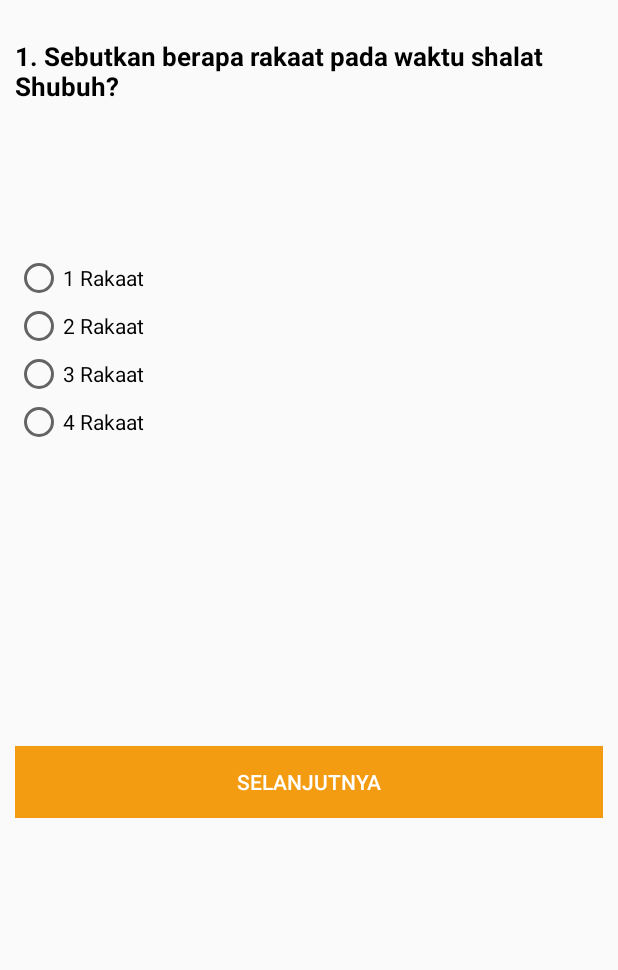
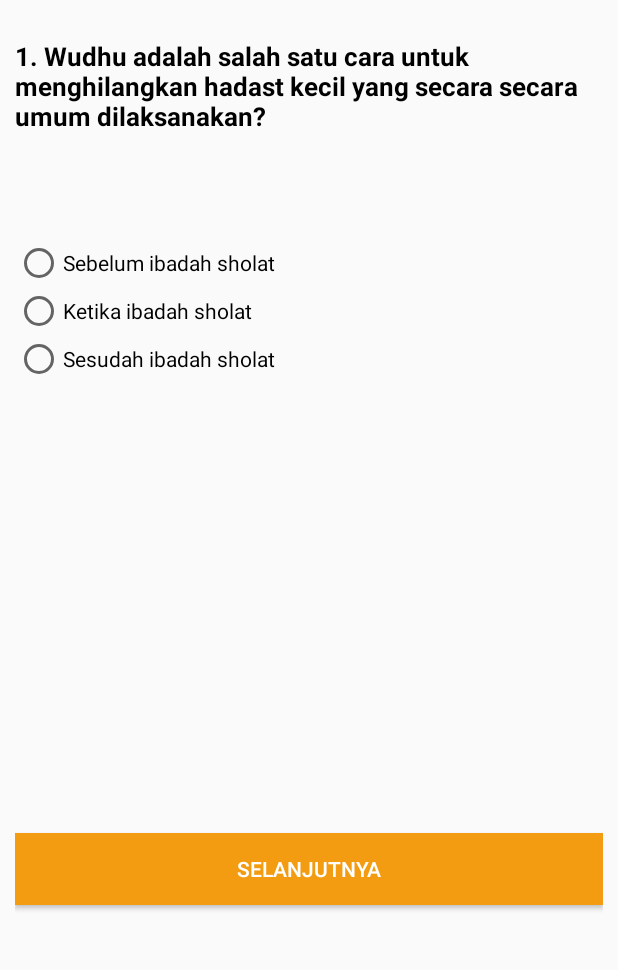
Before and after one commit to dedymandiri/apps-belajar-sholat, an Android app: the Quiz screen opened directly, with no data from a screen before it, on a phone screen of 412 x 824 dp, the part 248-1218 px from its top. Run offline under Robolectric (Android 15) with nearby library versions, the phone set to English and light mode, and no system bars.

Commit message:
update perbaikan soal latihan

```diff
--- a/app/src/main/AndroidManifest.xml
+++ b/app/src/main/AndroidManifest.xml
@@ -35,11 +35,7 @@
         <activity
             android:name=".Tatacara_sholat.Cara_berwudhu"
             android:exported="true" />
-        <activity
-            android:name=".Latihan_quiz.FileCache"
-            tools:ignore="Instantiatable,MissingClass" />
-        <activity android:name=".Latihan_quiz.MainActivity" />
-        <activity android:name=".Latihan_quiz.input_user" />
+
         <activity android:name=".Tatacara_sholat.Cara_sholatisya" />
         <activity android:name=".Tatacara_sholat.Cara_sholatmaghrib" />
         <activity android:name=".Tatacara_sholat.Cara_sholatashar" />
--- a/app/src/main/java/com/example/belajarsholat/Fitur_latihan/Quiz.java
+++ b/app/src/main/java/com/example/belajarsholat/Fitur_latihan/Quiz.java
@@ -31,44 +31,111 @@ public class Quiz extends AppCompatActivity {
     quizpresenter presenter;
     //pertanyaan
     String[] pertanyaan_kuis = new String[]{
-            "1. Sebutkan berapa rakaat pada waktu shalat Shubuh?",
-            "2. Sebutkan berapa rakaat pada waktu shalat Dzuhur?",
-            "3. Selama sehari kita melaksanakan ..... rakaat pada lima waktu!",
-            "4. Sebutkan hikmah shalat fardu bagi kehidupan kehidupan sehari-hari, kecuali?",
-            "5. Sebutkan berapa rakaat pada waktu shalat ashar?",
-            "6. Sebutkan berapa rakaat pada waktu shalat maghrib?",
-            "7. Dalam melaksanakan sholat membaca surat Al-fatihah hukumnya?",
-            "8. Sebutkan berapa rakaat pada waktu shalat Isya?",
-            "9. Ketika takbiratulihram melakukan gerakan mengangkat kedua telapak tangan keatas?",
-            "10.Sholat fardu dalam sehari ada ..... waktu!"
+            "1. Wudhu adalah salah satu cara untuk menghilangkan hadast kecil yang secara secara umum dilaksanakan?",
+            "2. Dibawah ini yang termasuk kedalam syarat sah wudhu, kecuali?",
+            "3. Yang termasuk dalam rukun berwudhu adalah?",
+            "4. Dalam tahapan cara berwudhu setelah membasuh kedua tangan yaitu membasuh?",
+
+            "5. Berapakah jumlah rakaat dalam sholat subuh?",
+            "6. Ushalli fardhaz-shubhi rak'ataini mustaqbilal qiblati adaa’an lilaahi ta’aalaa. merupakan bacaan dalam sholat?",
+            "7. Dibawah ini yang didalam sholatnya terdapat doa qunut adalah?",
+            "8. Dibawah ini adalah keutamaan dalam sholat subuh, kecuali?",
+
+            "9. Berapakah jumlah rakaat yang ada pada sholat dzuhur?",
+            "10.Dibawah adalah dimulainya waktu melaksanakan sholat dzuhur sekitar, kecuali?",
+            "11.Ushallii fardhazh-Zhuhri arba’a raka’aatin mustaqbilal qiblati adaa’an lilaahi ta’aalaa. adalah bacaan niat dalam sholat?",
+            "12.Dibawah ini adalah salah satu keutamaan dalam sholat dzuhur?",
+
+            "13. Berapakah jumlah rakaat yang  ada pada sholat ashar?",
+            "14. Ushalli fardhaz'asri arba'a raka'atin mustaqbilal qiblati adaa’an lilaahi ta’aalaa. merupakan bacaan dalam sholat?",
+            "15. Dibawah ini yang yang termasuk hukum sholat ashar adalah?",
+            "16. Termasuk kedalam waktu sholat ashar adalah?",
+
+            "17. Berapakah jumlah rakaat yang ada pada sholat maghrib?",
+            "18. Ushalli fardhaz'maghribi salasa raka'atin mustaqbilal qiblati adaa’an lilaahi ta’aalaaa. merupakan bacaan dalam sholat?",
+            "19. Dibawah ini yang yang termasuk hukum sholat maghrib adalah, kecuali?",
+            "20. Dalam cara sholat tahapan pertama dalam sholat adalah?",
+
+            "21. Berapakah jumlah rakaat yang ada pada sholat isya?",
+            "22. Ushalli fardhaz'isyai arba'a raka'atin mustaqbilal qiblati adaa’an lilaahi ta’aalaaa. merupakan bacaan dalam sholat?",
+            "23. Dibawah ini adalah yang termasuk keutamaan dalam sholat isya, kecuali?",
+            "24. Dalam cara sholat tahapan setelah Takbiratul ikhrom dalam sholat adalah?",
+            "24. Sholat isya merupakan sholat yang dikerjakan setelah sholat?"
+
     };
 
     //pilihan jawaban a, b, c, d
     String[] pilihan_jawaban = new String[]{
-            "1 Rakaat", "2 Rakaat", "3 Rakaat", "4 Rakaat",
-            "2 Rakaat", "3 Rakaat", "4 Rakaat", "5 Rakaat",
-            "13 Rakaat", "14 Rakaat", "15 Rakaat", "16 Rakaat",
-            "Membiasakan hidup disiplin", "Membiasakan hidup bersosial", "Hikmah membaca do’a iftitah, kejujuran dalam tindakan", "Sarana pembentukan kepribadian muslim",
-            "4 Rakaat", "5 Rakaat", "6 Rakaat", "7 Rakaat",
-            "1 Rakaat", "2 Rakaat", "3 Rakaat", "4 Rakaat",
-            "Sunnah", "Wajib", "Makruh", "Mubah",
-            "2 Rakaat", "4 Rakaat", "6 Rakaat", "8 Rakaat",
-            "Kepala", "Dada", "Perut", "Bahu",
-            "3 (Tiga)", "5 (Lima)", "7 (Tujuh)", "8 (Delapan)"
+            "Sebelum ibadah sholat", "Ketika ibadah sholat", "Sesudah ibadah sholat ",
+            "Islam", "Berhadast besar", "Menggunakan air yang suci dan menyucikan",
+            "Membasuh kedua tangan", "Membasuh muka", "Niat",
+            "Kepala dan rambut", "Kedua kaki", "Kepala dan wajah",
+
+            "1 Rakaat", "2 Rakaat", "3 Rakaat",
+            "Subuh", "Maghrib", "Dzuhur",
+            "Sholat subuh", "Sholat dzuhur", "Sholat ashar",
+            "Pahala Setara dengan Sholat Semalam Suntuk", "Mendapatkan dosa", "Dilapangkan Rezekinya",
+
+            "4 Rakaat", "3 Rakaat", "2 Rakaat",
+            "Pukul 09.15", "Pukul 10.05", "Pukul 11.50",
+            "Sholat dzuhur", "Sholat ashar", "Sholat maghrib",
+            "Mendapatkan dosa besar", "Waktu dimana pintu langit terbuka", "Dapat menghilangkan rasa kantuk",
+
+            "1 Rakaat", "2 Rakaat", "3 Rakaat",
+            "Dzuhur", "Ashar", "Maghrib",
+            "Wajib", "Sunnah", "Mubah",
+            "Pukul 07.00", "Pukul 15.20", "c. Pukul 17.50",
+
+            "2 Rakaat", "b. 3 Rakaat", "4 Rakaat",
+            "Maghrib", "b. Isya", "c. Subuh",
+            "Wajib", "b. Sunnah", "Mubah",
+            "Takbiratul ikhrom", "Pukul 15.20", "Pukul 17.50",
+
+            "4 Rakaat", "6 Rakaat", "8 Rakaat",
+            "Maghrib", "Isya", "Subuh",
+            "Mendapatkan Pahala Setara Dengan Melaksanakan Sholat Malam.", "Melaksanakan Sholat Isya Dapat Menghapus Dosa!", "Badan jadi sehat",
+            "Niat", "Membaca iftitah", "Qunut",
+            "Dzuhur", "Ashar", "Maghrib"
+
+
     };
 
     //kunci jawaban benar
     String[] jawaban_benar = new String[]{
+            "Sebelum ibadah sholat",
+            "Berhadast besar",
+            "Niat",
+            "Kepala dan wajah",
+
             "2 Rakaat",
+            "3 Rakaat",
+            "Subuh",
+            "Mendapatkan dosa",
+
             "4 Rakaat",
-            "16 Rakaat",
-            "Membiasakan hidup bersosial",
+            "ukul 09.15",
+            "sholat dzuhur",
+            "Waktu dimana pintu langit terbuka",
+
             "4 Rakaat",
-            "3 Rakaat",
+            "Ashar",
             "Wajib",
+            "Pukul 13.20",
+
             "4 Rakaat",
-            "Bahu",
-            "5 (Lima)"
+            "Maghrib",
+            "Wajib",
+            "Takbiratul ikhrom",
+
+            "4 Rakaat",
+            "isya",
+            "Badan jadi sehat",
+            "Membaca iftitah",
+            "Maghrib"
+
+
+
+
     };
 
     @Override
@@ -83,13 +150,11 @@ public class Quiz extends AppCompatActivity {
         PilihanA = (RadioButton) findViewById( R.id.pilihanA );
         PilihanB = (RadioButton) findViewById( R.id.pilihanB );
         PilihanC = (RadioButton) findViewById( R.id.pilihanC );
-        PilihanD = (RadioButton) findViewById( R.id.pilihanD );
 
         kuis.setText( pertanyaan_kuis[nomor] );
         PilihanA.setText( pilihan_jawaban[0] );
         PilihanB.setText( pilihan_jawaban[1] );
         PilihanC.setText( pilihan_jawaban[2] );
-        PilihanD.setText( pilihan_jawaban[3] );
 
         rg.check( 0 );
         benar = 0;
@@ -103,7 +168,7 @@ public class Quiz extends AppCompatActivity {
 //    }
 
     public void next(View view) {
-        if (PilihanA.isChecked() || PilihanB.isChecked() || PilihanC.isChecked() || PilihanD.isChecked()) {
+        if (PilihanA.isChecked() || PilihanB.isChecked() || PilihanC.isChecked() ) {
 
             RadioButton jawaban_user = (RadioButton) findViewById( rg.getCheckedRadioButtonId() );
             String ambil_jawaban_user = jawaban_user.getText().toString();
@@ -113,13 +178,12 @@ public class Quiz extends AppCompatActivity {
             nomor++;
             if (nomor < pertanyaan_kuis.length) {
                 kuis.setText( pertanyaan_kuis[nomor] );
-                PilihanA.setText( pilihan_jawaban[(nomor * 4) + 0] );
-                PilihanB.setText( pilihan_jawaban[(nomor * 4) + 1] );
-                PilihanC.setText( pilihan_jawaban[(nomor * 4) + 2] );
-                PilihanD.setText( pilihan_jawaban[(nomor * 4) + 3] );
+                PilihanA.setText( pilihan_jawaban[(nomor * 3) + 0] );
+                PilihanB.setText( pilihan_jawaban[(nomor * 3) + 1] );
+                PilihanC.setText( pilihan_jawaban[(nomor * 3) + 2] );
 
             } else {
-                hasil = benar * 10;
+                hasil = benar * 4;
                 Intent intent = new Intent(Quiz.this, Hasilquiz.class);
                 intent.putExtra("status", status);
                 startActivity(intent);
--- a/app/src/main/res/layout/activity_menu_sholat.xml
+++ b/app/src/main/res/layout/activity_menu_sholat.xml
@@ -219,12 +219,11 @@
                     android:layout_width="0dp"
                     android:layout_weight="2"
                     android:layout_height="160dp"
-                    android:layout_margin="10dp"
+                    android:layout_margin="15dp"
                     android:onClick="isya"
                     card_view:cardBackgroundColor="@color/putih"
                     card_view:cardCornerRadius="10dp"
                     card_view:cardElevation="10dp" >
-
 
                     <LinearLayout
                         android:layout_width="match_parent"
--- a/app/src/main/res/layout/activity_quiz.xml
+++ b/app/src/main/res/layout/activity_quiz.xml
@@ -53,7 +53,7 @@
     <RadioGroup
         android:layout_width="wrap_content"
         android:id="@+id/pilihan"
-        android:layout_marginTop="100dp"
+        android:layout_marginTop="70dp"
         android:justificationMode="inter_word"
         android:layout_height="wrap_content">
 
@@ -75,29 +75,20 @@
             android:text="C. Pilihan C"
             android:id="@+id/pilihanC"/>
 
-        <RadioButton
-            android:layout_width="wrap_content"
-            android:layout_height="wrap_content"
-            android:text="D. Pilihan D"
-            android:id="@+id/pilihanD"/>
+
 
     </RadioGroup>
-
-    <RelativeLayout
-        android:layout_width="wrap_content"
-        android:layout_height="wrap_content">
 
         <Button
             android:id="@+id/next"
             android:layout_width="match_parent"
             android:layout_height="wrap_content"
             android:layout_gravity="center"
-            android:layout_marginTop="200dp"
+            android:layout_marginTop="300dp"
             android:background="@color/colorPrimary"
             android:onClick="next"
             android:text="Selanjutnya"
             android:textColor="@color/putih" />
 
-    </RelativeLayout>
 
 </LinearLayout>
```
Also changed, not shown: app/src/main/java/com/example/belajarsholat/Login_register/LoginActivity.java (+5 -3 lines), app/src/main/java/com/example/belajarsholat/MainActivity2.java (+75 -0 lines), app/src/main/java/com/example/belajarsholat/Menu_utama/Berwudhu.java (+1 -35 lines), app/src/main/java/com/example/belajarsholat/Menu_utama/Menu_Sholat.java (+164 -0 lines), app/src/main/java/com/example/belajarsholat/Menu_utama/aboutme.java (+1 -32 lines), app/src/main/java/com/example/belajarsholat/Sholat_fardhu/Sholat_Ashar.java (+1 -33 lines), app/src/main/java/com/example/belajarsholat/Sholat_fardhu/Sholat_Isya.java (+1 -33 lines), app/src/main/java/com/example/belajarsholat/Sholat_fardhu/Sholat_Maghrib.java (+1 -33 lines), app/src/main/java/com/example/belajarsholat/Sholat_fardhu/Sholat_dzuhur.java (+1 -34 lines), app/src/main/java/com/example/belajarsholat/Sholat_fardhu/sholatsubuh.java (+1 -32 lines), app/src/main/res/layout/activity_login.xml (+4 -4 lines), app/src/main/res/layout/activity_main2.xml (+5 -5 lines), app/src/main/res/layout/activity_register.xml (+21 -21 lines), app/src/main/res/layout/activity_rekomendasi.xml (+1 -10 lines), 1 more files.
